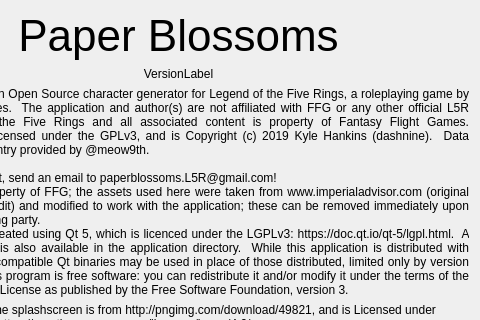
First picture: the form in PaperBlossoms/ui/aboutdialog.ui, repository dashnine/PaperBlossoms, before the edit; both pictures show x 123 to 603 and y 0 to 320 of the 603 by 478 pixel window.
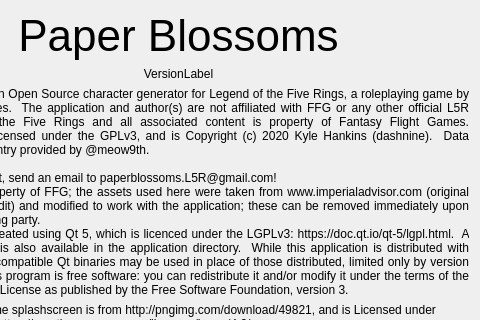
Second picture: the form after the edit.

Commit message: update about to reflect 2020 and 1.3.1 (Celestial Realms data)

What changed in the file:
```diff
--- a/PaperBlossoms/ui/aboutdialog.ui
+++ b/PaperBlossoms/ui/aboutdialog.ui
@@ -48,7 +48,7 @@
       </sizepolicy>
      </property>
      <property name="text">
-      <string>Paper Blossoms is an Open Source character generator for Legend of the Five Rings, a roleplaying game by Fantasy Flight Games.  The application and author(s) are not affiliated with FFG or any other official L5R party.  Legend of the Five Rings and all associated content is property of Fantasy Flight Games.  PaperBlossoms is licensed under the GPLv3, and is Copyright (c) 2019 Kyle Hankins (dashnine).  Data modeling and data entry provided by @meow9th. 
+      <string>Paper Blossoms is an Open Source character generator for Legend of the Five Rings, a roleplaying game by Fantasy Flight Games.  The application and author(s) are not affiliated with FFG or any other official L5R party.  Legend of the Five Rings and all associated content is property of Fantasy Flight Games.  PaperBlossoms is licensed under the GPLv3, and is Copyright (c) 2020 Kyle Hankins (dashnine).  Data modeling and data entry provided by @meow9th. 
 
 To contact the project, send an email to paperblossoms.L5R@gmail.com!
 Ring images are property of FFG; the assets used here were taken from www.imperialadvisor.com (original by /u/mproud on reddit) and modified to work with the application; these can be removed immediately upon request by any owning party. 
```
The commit also changes 1 other file.
